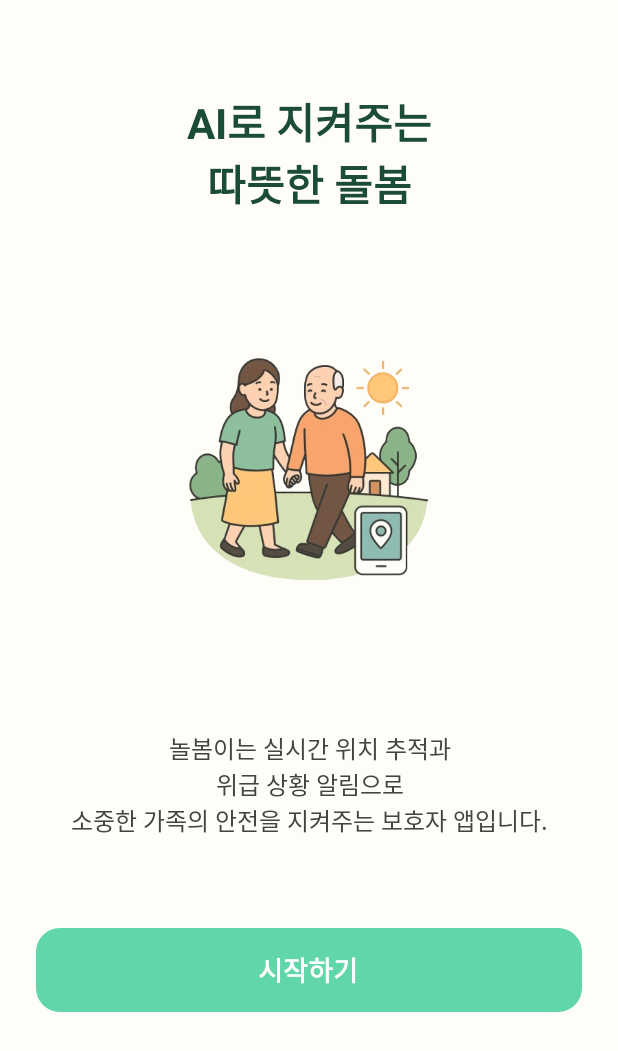
After one commit to Sunsyy08/Nolbom, an Android app built with Jetpack Compose: the StartScreen screen opened through its navigation route, on a phone screen of 412 x 824 dp. The commit adds this screen. Shown: the top 1051 px of the screen. Run offline under Robolectric (Android 15) with nearby library versions, the phone set to English and light mode, and no system bars.

Commit message:
ADD StartScreen

```diff
--- a/app/src/main/java/com/project/nolbom/Navigation.kt
+++ b/app/src/main/java/com/project/nolbom/Navigation.kt
@@ -7,7 +7,16 @@ import androidx.navigation.compose.composable
 
 @Composable
 fun NolbomNavHost(navController: NavHostController) {
-    NavHost(navController = navController, startDestination = Screen.Main.route) {
+    NavHost(navController = navController, startDestination = Screen.Start.route) {
+
+        composable(Screen.Start.route) {
+            StartScreen(navController = navController)
+        }
+
+//        composable(Screen.SignUp.route) {
+//            SignUpScreen(navController = navController) // ← 필요 시 파라미터 맞춰주세요
+//        }
+
         composable(Screen.Main.route) {
             MainScreen(
                 onNavigateToAlertList = {
--- a/app/src/main/java/com/project/nolbom/Screen.kt
+++ b/app/src/main/java/com/project/nolbom/Screen.kt
@@ -1,6 +1,8 @@
 package com.project.nolbom
 
 sealed class Screen(val route: String) {
+    object Start : Screen("start")
     object Main : Screen("main")
     object AlertList : Screen("alert_list")
+    object SignUp : Screen("signup")
 }
--- /dev/null
+++ b/app/src/main/java/com/project/nolbom/SignUpScreen.kt
@@ -0,0 +1 @@
+package com.project.nolbom
--- /dev/null
+++ b/app/src/main/java/com/project/nolbom/StartScreen.kt
@@ -0,0 +1,103 @@
+package com.project.nolbom
+
+import androidx.compose.foundation.Image
+import androidx.compose.foundation.background
+import androidx.compose.foundation.layout.Arrangement
+import androidx.compose.foundation.layout.Column
+import androidx.compose.foundation.layout.Spacer
+import androidx.compose.foundation.layout.fillMaxSize
+import androidx.compose.foundation.layout.fillMaxWidth
+import androidx.compose.foundation.layout.height
+import androidx.compose.foundation.layout.padding
+import androidx.compose.foundation.shape.RoundedCornerShape
+import androidx.compose.material3.Button
+import androidx.compose.material3.ButtonDefaults
+import androidx.compose.material3.Text
+import androidx.compose.runtime.Composable
+import androidx.compose.ui.Alignment
+import androidx.compose.ui.Modifier
+import androidx.compose.ui.graphics.Color
+import androidx.compose.ui.layout.ContentScale
+import androidx.compose.ui.res.painterResource
+import androidx.compose.ui.text.font.FontWeight
+import androidx.compose.ui.unit.dp
+import androidx.compose.ui.unit.sp
+import androidx.navigation.NavController
+
+@Composable
+fun StartScreen(navController: NavController) {
+    Column(
+        modifier = Modifier
+            .fillMaxSize()
+            .background(Color(0xFFFFFDF8))
+            .padding(horizontal = 24.dp),
+        horizontalAlignment = Alignment.CenterHorizontally
+    ) {
+        Spacer(modifier = Modifier.height(60.dp))  // 상단 여백
+
+        // 상단 제목 텍스트
+        Column(horizontalAlignment = Alignment.CenterHorizontally) {
+            Text(
+                text = "AI로 지켜주는",
+                fontSize = 28.sp,
+                fontWeight = FontWeight.Bold,
+                color = Color(0xFF1B4C35)
+            )
+            Text(
+                text = "따뜻한 돌봄",
+                fontSize = 28.sp,
+                fontWeight = FontWeight.Bold,
+                color = Color(0xFF1B4C35)
+            )
+        }
+
+        Spacer(modifier = Modifier.height(32.dp))
+
+        // 중앙 이미지
+        Image(
+            painter = painterResource(id = R.drawable.start_nolbom),
+            contentDescription = "보호자와 노약자",
+            modifier = Modifier
+                .fillMaxWidth()
+                .height(280.dp),
+            contentScale = ContentScale.Fit
+        )
+
+        Spacer(modifier = Modifier.height(32.dp))
+
+        // 소개 글
+        Column(horizontalAlignment = Alignment.CenterHorizontally) {
+            Text(
+                text = "놀봄이는 실시간 위치 추적과",
+                fontSize = 16.sp,
+                color = Color.DarkGray
+            )
+            Text(
+                text = "위급 상황 알림으로",
+                fontSize = 16.sp,
+                color = Color.DarkGray
+            )
+            Text(
+                text = "소중한 가족의 안전을 지켜주는 보호자 앱입니다.",
+                fontSize = 16.sp,
+                color = Color.DarkGray
+            )
+        }
+
+        Spacer(modifier = Modifier.height(60.dp))  // 버튼을 좀 위로 올림
+
+        // 시작하기 버튼
+        Button(
+            onClick = { navController.navigate(Screen.SignUp.route) },
+            colors = ButtonDefaults.buttonColors(containerColor = Color(0xFF61D6A8)),
+            shape = RoundedCornerShape(16.dp),
+            modifier = Modifier
+                .fillMaxWidth()
+                .height(56.dp)
+        ) {
+            Text("시작하기", fontSize = 18.sp, fontWeight = FontWeight.Bold, color = Color.White)
+        }
+
+        Spacer(modifier = Modifier.height(32.dp))  // 하단 여백
+    }
+}
```
Also changed, not shown: app/src/main/res/drawable-nodpi/start_nolbom.png (added).
